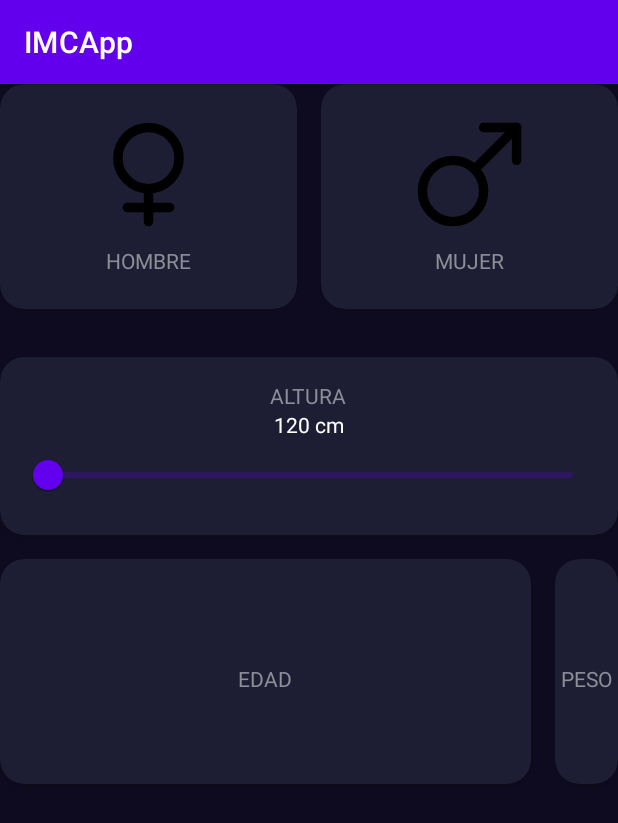
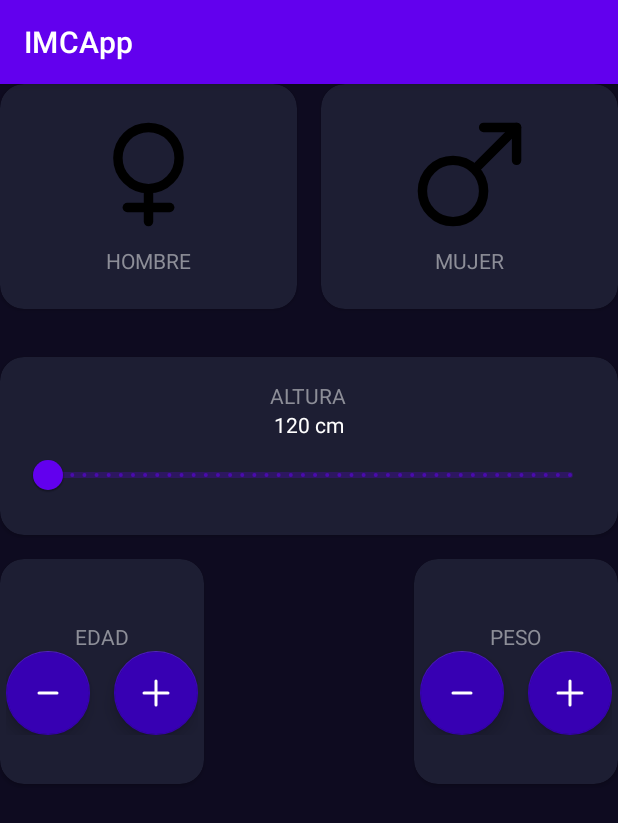
Before and after one commit to AxelAse/IMCalc, an Android app: the screen it shows after launch (ImcCalculatorActivity), on a phone screen of 412 x 824 dp. Shown: the top 823 px of the screen. Run offline under Robolectric (Android 15) with nearby library versions, the phone set to English and light mode, and no system bars; 3 statements that could not run were skipped.

Commit message:
Septimo? de calc

```diff
--- a/app/src/main/java/com/example/imcapp/ImcCalculatorActivity.kt
+++ b/app/src/main/java/com/example/imcapp/ImcCalculatorActivity.kt
@@ -9,6 +9,7 @@ import androidx.cardview.widget.CardView
 import androidx.core.content.ContextCompat
 import androidx.core.view.ViewCompat
 import androidx.core.view.WindowInsetsCompat
+import com.google.android.material.floatingactionbutton.FloatingActionButton
 import com.google.android.material.slider.RangeSlider
 
 class ImcCalculatorActivity : AppCompatActivity() {
@@ -16,6 +17,12 @@ class ImcCalculatorActivity : AppCompatActivity() {
     private lateinit var viewFemale:CardView
     private lateinit var tvHeight:TextView
     private lateinit var rsHeight:RangeSlider
+    private lateinit var edad:TextView
+    private lateinit var btnSubtractAge:FloatingActionButton
+    private lateinit var btnAddAge:FloatingActionButton
+    private lateinit var peso:TextView
+    private lateinit var btnSubtractWeight:FloatingActionButton
+    private lateinit var btnAddWeight:FloatingActionButton
     private var isMaleselected = true
     private fun getBackgroundColor(isComponentSelected: Boolean): Int
     {
--- /dev/null
+++ b/app/src/main/res/drawable/minus.xml
@@ -0,0 +1,13 @@
+<vector xmlns:android="http://schemas.android.com/apk/res/android"
+    android:width="800dp"
+    android:height="800dp"
+    android:viewportWidth="24"
+    android:viewportHeight="24">
+  <path
+      android:pathData="M6,12L18,12"
+      android:strokeLineJoin="round"
+      android:strokeWidth="2"
+      android:fillColor="#00000000"
+      android:strokeColor="#000000"
+      android:strokeLineCap="round"/>
+</vector>
--- /dev/null
+++ b/app/src/main/res/drawable/plus.xml
@@ -0,0 +1,13 @@
+<vector xmlns:android="http://schemas.android.com/apk/res/android"
+    android:width="800dp"
+    android:height="800dp"
+    android:viewportWidth="24"
+    android:viewportHeight="24">
+  <path
+      android:pathData="M4,12H20M12,4V20"
+      android:strokeLineJoin="round"
+      android:strokeWidth="2"
+      android:fillColor="#00000000"
+      android:strokeColor="#000000"
+      android:strokeLineCap="round"/>
+</vector>
--- a/app/src/main/res/layout/activity_imc_calculator.xml
+++ b/app/src/main/res/layout/activity_imc_calculator.xml
@@ -114,14 +114,15 @@
                 android:textColor="@color/white">
 
             </TextView>
-            <com.google.android.material.slider.RangeSlider
+            <com.google.android.material.slider.Slider
                 android:layout_width="match_parent"
                 android:layout_height="wrap_content"
                 android:id="@+id/rsHeight"
-
+                android:stepSize="1"
+                android:valueFrom="120"
+                android:valueTo="200"
                 >
-
-            </com.google.android.material.slider.RangeSlider>
+            </com.google.android.material.slider.Slider>
         </LinearLayout>
     </androidx.cardview.widget.CardView>
     <androidx.cardview.widget.CardView
@@ -133,7 +134,6 @@
         android:layout_marginRight="16dp"
         app:layout_constraintTop_toBottomOf="@id/slider"
         app:layout_constraintStart_toStartOf="parent"
-        app:layout_constraintEnd_toStartOf="@id/izquierda"
         android:orientation="vertical">
         <LinearLayout
             android:orientation="vertical"
@@ -149,7 +149,34 @@
                 android:text="@string/edad"
                 android:textColor="@color/title_text"
                 android:textAllCaps="true"/>
+            <LinearLayout
+                android:layout_width="wrap_content"
+                android:layout_height="wrap_content"
+                android:id="@+id/botonesEdad"
+                android:orientation="horizontal">
+                <com.google.android.material.floatingactionbutton.FloatingActionButton
+                    android:id="@+id/btnSubtractAge"
+                    android:layout_width="wrap_content"
+                    android:layout_height="wrap_content"
+                    app:backgroundTint="@color/bg_fab"
+                    app:tint="@color/white"
+                    android:src="@drawable/minus"
+                    android:layout_marginEnd="16dp"
+                    >
+                </com.google.android.material.floatingactionbutton.FloatingActionButton>
+                <com.google.android.material.floatingactionbutton.FloatingActionButton
+                    android:id="@+id/btnAddAge"
+                    android:layout_width="wrap_content"
+                    android:layout_height="wrap_content"
+                    app:backgroundTint="@color/bg_fab"
+                    app:tint="@color/white"
+                    android:src="@drawable/plus"
+                    >
+                </com.google.android.material.floatingactionbutton.FloatingActionButton>
+            </LinearLayout>
         </LinearLayout>
+
+
     </androidx.cardview.widget.CardView>
     <androidx.cardview.widget.CardView
         android:layout_width="0dp"
@@ -166,15 +193,41 @@
             android:layout_width="match_parent"
             android:layout_height="match_parent"
             android:gravity="center"
-            android:padding="4dp">
+            android:padding="4dp"
+            android:id="@+id/peso">
             <TextView
-                android:id="@+id/altura"
                 android:layout_width="wrap_content"
                 android:layout_height="wrap_content"
                 android:layout_marginTop="10dp"
                 android:text="@string/peso"
                 android:textColor="@color/title_text"
                 android:textAllCaps="true"/>
+            <LinearLayout
+                android:layout_width="wrap_content"
+                android:layout_height="wrap_content"
+                android:id="@+id/botonesPeso"
+                android:orientation="horizontal">
+                <com.google.android.material.floatingactionbutton.FloatingActionButton
+                    android:id="@+id/btnSubtractWeight"
+                    android:layout_width="wrap_content"
+                    android:layout_height="wrap_content"
+                    app:backgroundTint="@color/bg_fab"
+                    app:tint="@color/white"
+                    android:src="@drawable/minus"
+                    android:layout_marginEnd="16dp"
+                    >
+                </com.google.android.material.floatingactionbutton.FloatingActionButton>
+                <com.google.android.material.floatingactionbutton.FloatingActionButton
+                    android:id="@+id/btnAddWeight"
+                    android:layout_width="wrap_content"
+                    android:layout_height="wrap_content"
+                    app:backgroundTint="@color/bg_fab"
+                    app:tint="@color/white"
+                    android:src="@drawable/plus"
+                    >
+                </com.google.android.material.floatingactionbutton.FloatingActionButton>
+            </LinearLayout>
         </LinearLayout>
+
     </androidx.cardview.widget.CardView>
 </androidx.constraintlayout.widget.ConstraintLayout>
--- a/app/src/main/res/values/colors.xml
+++ b/app/src/main/res/values/colors.xml
@@ -12,4 +12,5 @@
     <color name="bg_app">#0E0B20</color>
     <color name="bg_button">#EB1555</color>
     <color name="title_text">#FF8D8E98</color>
+    <color name="bg_fab">#FF3700B3</color>
 </resources>
```
